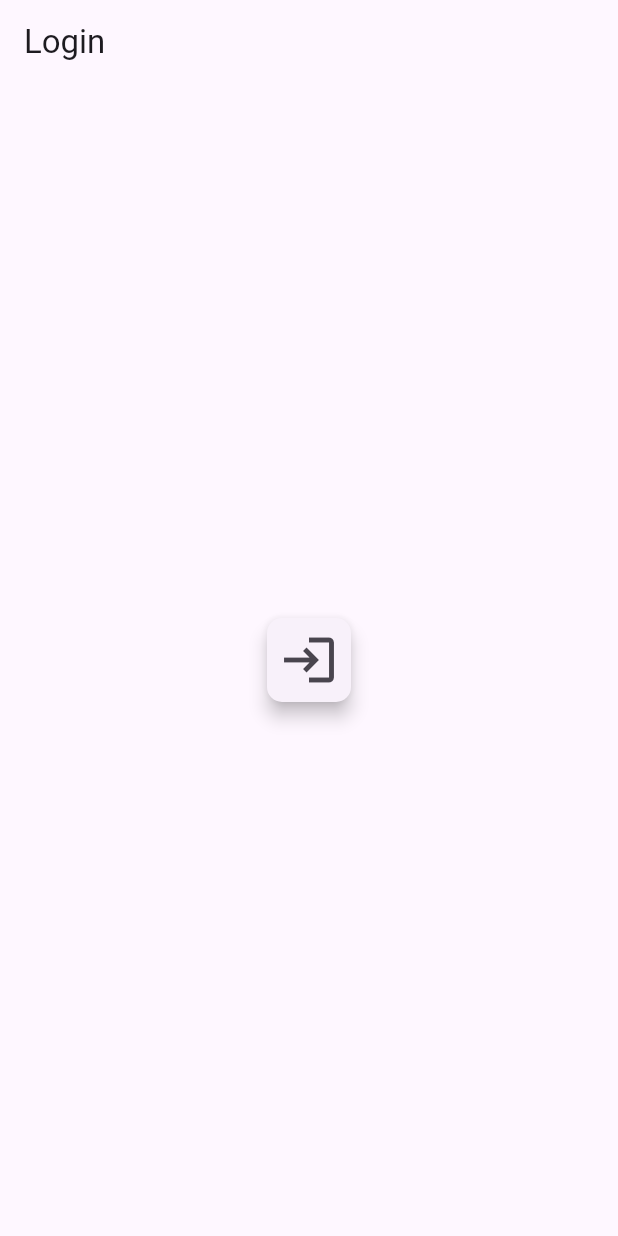
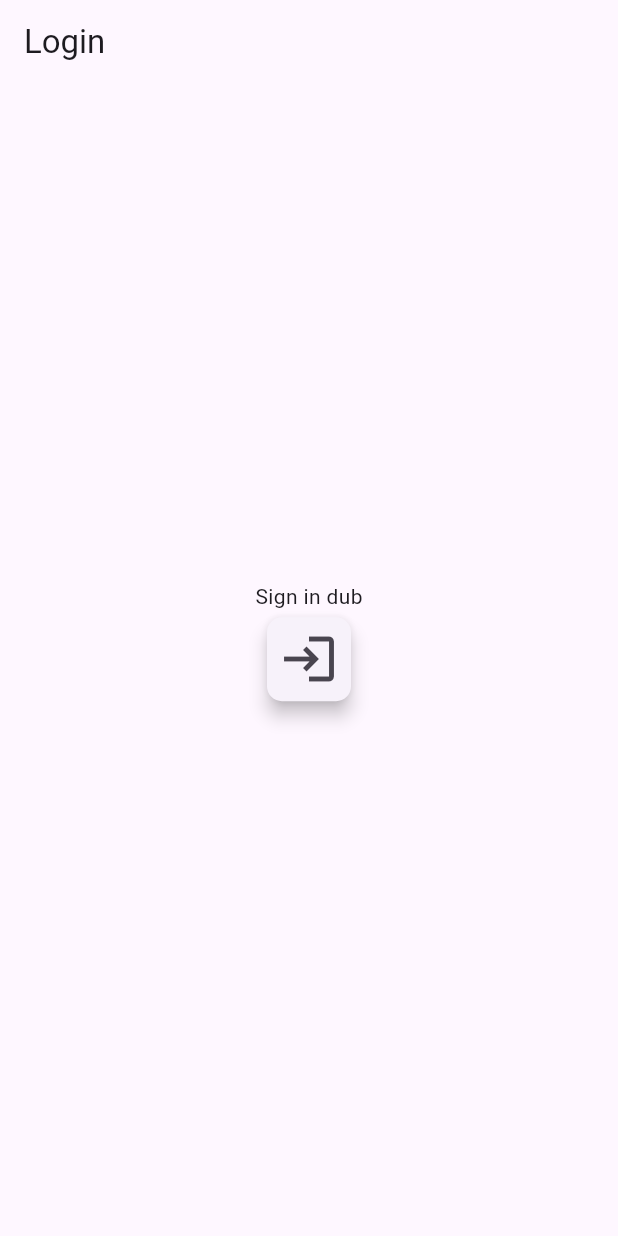
Before and after one commit to aceeedev/jim-sturdy, a Flutter app: the LoginPage screen opened directly, after a tap on the "login" icon, on a phone screen of 412 x 824 dp. Run offline on Flutter 3.47's test engine with Material 3 defaults, Android fonts, the phone set to English and light mode, and no system bars; our stand-ins replace firebase_auth, firebase_core, google_sign_in; accounts and stored records are empty; generated files the repository leaves out were written again.

Commit message:
Added signing in features
Added provider and hivedb and created google_auth and main provider

```diff
--- a/jim_sturdy/lib/pages/login_page.dart
+++ b/jim_sturdy/lib/pages/login_page.dart
@@ -1,6 +1,9 @@
 import 'package:flutter/material.dart';
 import 'package:firebase_auth/firebase_auth.dart';
-import 'package:google_sign_in/google_sign_in.dart';
+import 'package:provider/provider.dart';
+import 'package:jim_sturdy/pages/home_page.dart';
+import 'package:jim_sturdy/providers/main_provider.dart';
+import 'package:jim_sturdy/backend/google_auth.dart';
 
 class LoginPage extends StatefulWidget {
   const LoginPage({super.key});
@@ -10,19 +13,19 @@ class LoginPage extends StatefulWidget {
 }
 
 class _LoginPageState extends State<LoginPage> {
-  ValueNotifier userCredential = ValueNotifier('');
+  String errorMessage = '';
 
   @override
   Widget build(BuildContext context) {
     return Scaffold(
         appBar: AppBar(title: const Text('Login')),
-        body: ValueListenableBuilder(
-            valueListenable: userCredential,
-            builder: (context, value, child) {
-              return (userCredential.value == '' ||
-                      userCredential.value == null)
-                  ? Center(
-                      child: Card(
+        body: Center(
+          child: Column(
+            mainAxisAlignment: MainAxisAlignment.center,
+            crossAxisAlignment: CrossAxisAlignment.center,
+            children: [
+              const Text('Sign in dub'),
+              Card(
                 elevation: 5,
                 shape: RoundedRectangleBorder(
                     borderRadius: BorderRadius.circular(10)),
@@ -30,75 +33,25 @@ class _LoginPageState extends State<LoginPage> {
                   iconSize: 40,
                   icon: const Icon(Icons.login),
                   onPressed: () async {
-                            userCredential.value = await signInWithGoogle();
-                            if (userCredential.value != null)
-                              print(userCredential.value.user!.email);
+                    UserCredential? userCredential = await signInWithGoogle();
+
+                    if (userCredential != null) {
+                      context
+                          .read<MainProvider>()
+                          .setUserCredential(userCredential);
+
+                      Navigator.of(context).pushReplacement(MaterialPageRoute(
+                          builder: (context) => const HomePage()));
+                    } else {
+                      setState(() =>
+                          errorMessage = 'Something went wrong, try again');
+                    }
                   },
                 ),
               ),
-                    )
-                  : Center(
-                      child: Column(
-                        crossAxisAlignment: CrossAxisAlignment.center,
-                        mainAxisAlignment: MainAxisAlignment.center,
-                        children: [
-                          Container(
-                            clipBehavior: Clip.antiAlias,
-                            decoration: BoxDecoration(
-                                shape: BoxShape.circle,
-                                border: Border.all(
-                                    width: 1.5, color: Colors.black54)),
-                            child: Image.network(
-                                userCredential.value.user!.photoURL.toString()),
-                          ),
-                          const SizedBox(
-                            height: 20,
-                          ),
-                          Text(userCredential.value.user!.displayName
-                              .toString()),
-                          const SizedBox(
-                            height: 20,
-                          ),
-                          Text(userCredential.value.user!.email.toString()),
-                          const SizedBox(
-                            height: 30,
-                          ),
-                          ElevatedButton(
-                              onPressed: () async {
-                                bool result = await signOutFromGoogle();
-                                if (result) userCredential.value = '';
-                              },
-                              child: const Text('Logout'))
+              Text(errorMessage),
             ],
           ),
-                    );
-            }));
-  }
-
-  Future<dynamic> signInWithGoogle() async {
-    try {
-      final GoogleSignInAccount? googleUser = await GoogleSignIn().signIn();
-
-      final GoogleSignInAuthentication? googleAuth =
-          await googleUser?.authentication;
-
-      final credential = GoogleAuthProvider.credential(
-        accessToken: googleAuth?.accessToken,
-        idToken: googleAuth?.idToken,
-      );
-
-      return await FirebaseAuth.instance.signInWithCredential(credential);
-    } on Exception catch (e) {
-      print('exception: $e');
+        ));
   }
 }
-
-  Future<bool> signOutFromGoogle() async {
-    try {
-      await FirebaseAuth.instance.signOut();
-      return true;
-    } on Exception catch (_) {
-      return false;
-    }
-  }
-}
--- /dev/null
+++ b/jim_sturdy/lib/providers/main_provider.dart
@@ -0,0 +1,13 @@
+import 'package:flutter/material.dart';
+import 'package:firebase_auth/firebase_auth.dart';
+
+class MainProvider with ChangeNotifier {
+  UserCredential? _userCredential;
+
+  UserCredential? get userCredential => _userCredential;
+  bool get hasSignedIn => _userCredential != null;
+
+  void setUserCredential(UserCredential? userCredential) {
+    _userCredential = userCredential;
+  }
+}
--- a/jim_sturdy/pubspec.yaml
+++ b/jim_sturdy/pubspec.yaml
@@ -38,6 +38,9 @@ dependencies:
   firebase_core: ^2.27.2
   firebase_auth: ^4.18.0
   google_sign_in: ^6.2.1
+  hive: ^2.2.3
+  hive_flutter: ^1.1.0
+  provider: ^6.1.2
 
 dev_dependencies:
   flutter_test:
@@ -49,6 +52,8 @@ dev_dependencies:
   # package. See that file for information about deactivating specific lint
   # rules and activating additional ones.
   flutter_lints: ^3.0.0
+  hive_generator: ^2.0.1
+  build_runner: ^2.4.9
 
 # For information on the generic Dart part of this file, see the
 # following page: https://dart.dev/tools/pub/pubspec
```
Also changed, not shown: jim_sturdy/lib/app.dart (+27 -1 lines), jim_sturdy/lib/backend/google_auth.dart (added, +42 -0 lines), jim_sturdy/lib/main.dart (+11 -2 lines), jim_sturdy/lib/pages/home_page.dart (+16 -4 lines), jim_sturdy/pubspec.lock, 1 other file. Lines whose indentation alone changed are shown as unchanged.
